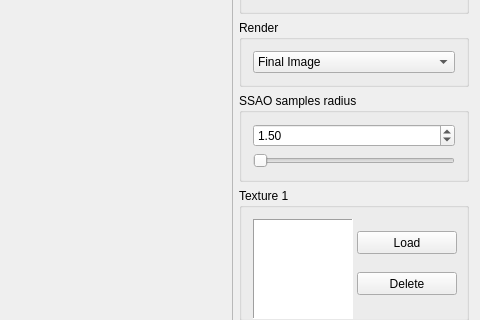
Vulpem/VQTGL, file project/forms/BasicGLWindow.ui: the form before one commit; both pictures show x 460 to 940 and y 137 to 457 of the 940 by 688 pixel window.
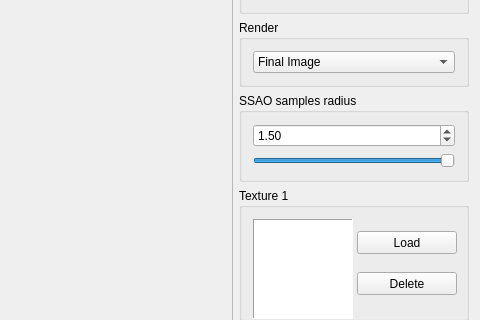
The form after the commit.

Commit message: Fixed Slider starting value

What changed in the file:
```diff
--- a/project/forms/BasicGLWindow.ui
+++ b/project/forms/BasicGLWindow.ui
@@ -232,6 +232,9 @@
             <property name="singleStep">
              <number>1</number>
             </property>
+            <property name="value">
+             <number>150000</number>
+            </property>
             <property name="tracking">
              <bool>true</bool>
             </property>
```
